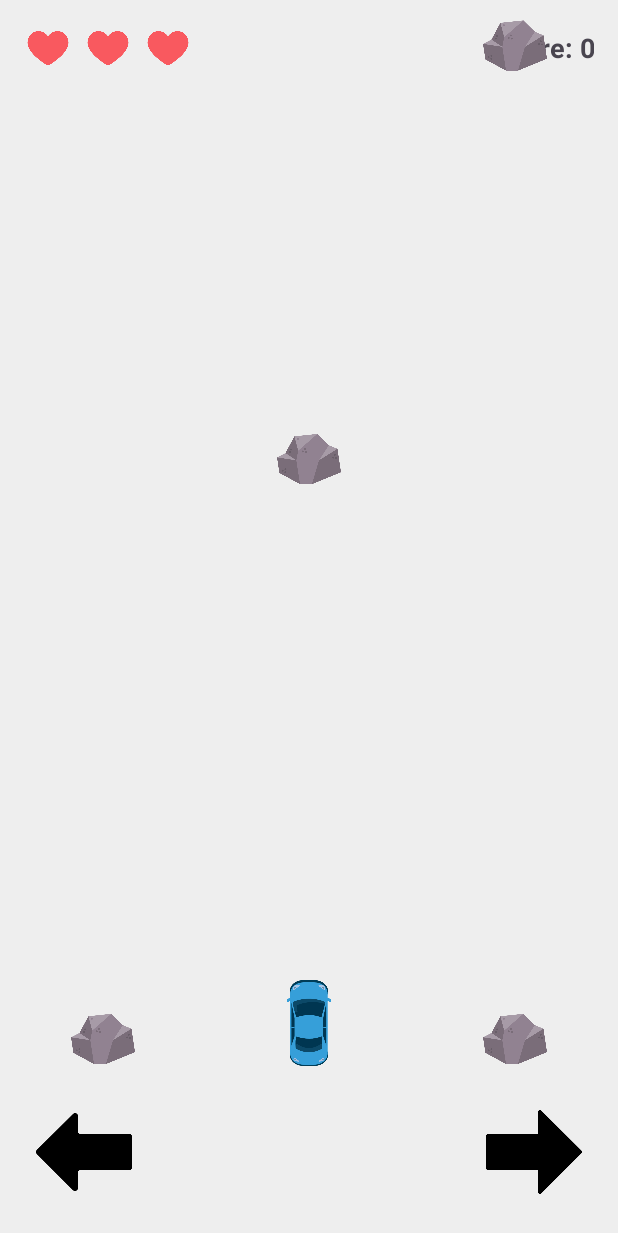
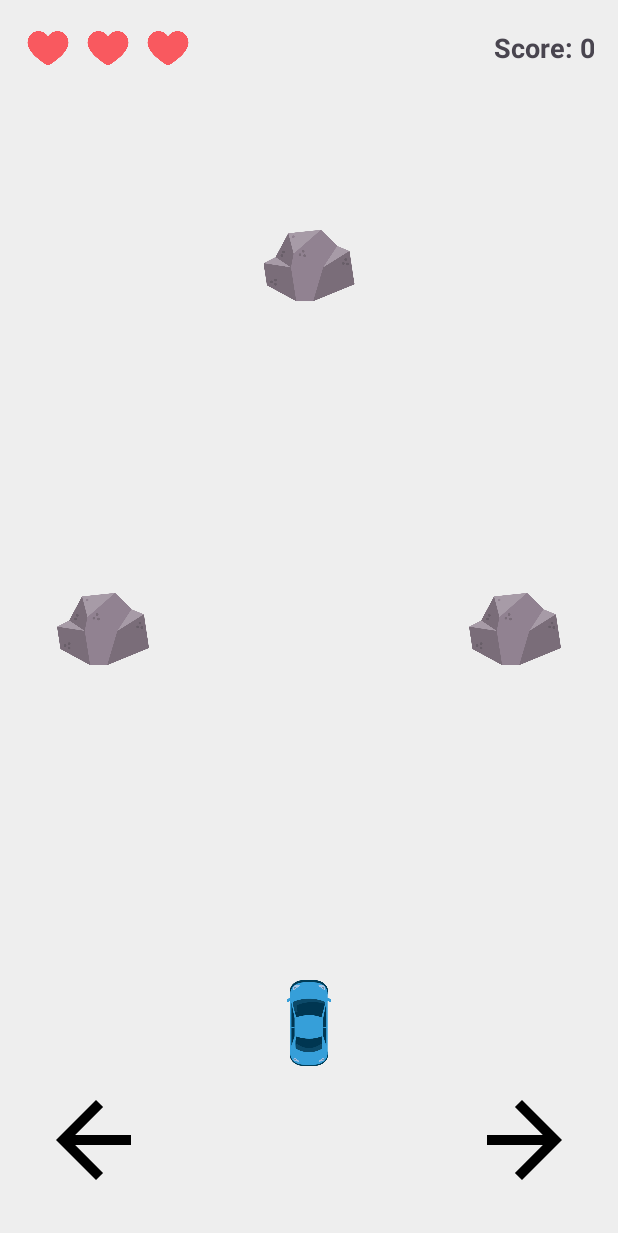
Before and after one commit to natim1997/ObstacleRaceGame, an Android app: the screen it shows after launch (MainActivity), after a tap on "Start", on a phone screen of 412 x 824 dp. Shown: the top 1233 px of the screen. Run offline under Robolectric (Android 15) with nearby library versions, the phone set to English and light mode, and no system bars.

Commit message:
Last version of Car Obstacle Game

```diff
--- a/app/src/main/java/com/example/mykotlin/MainActivity.kt
+++ b/app/src/main/java/com/example/mykotlin/MainActivity.kt
@@ -1,157 +1,196 @@
 package com.example.mykotlin
 
-import android.animation.*
-import android.os.*
+import android.os.Bundle
+import android.os.Handler
+import android.os.Looper
 import android.view.View
-import android.widget.*
+import android.view.animation.LinearInterpolator
+import android.widget.Button
+import android.widget.ImageView
+import android.widget.TextView
 import androidx.appcompat.app.AlertDialog
 import androidx.appcompat.app.AppCompatActivity
+import androidx.appcompat.app.AppCompatDelegate
+import androidx.appcompat.content.res.AppCompatResources
+import androidx.appcompat.widget.AppCompatImageButton
+import androidx.appcompat.widget.AppCompatImageView
+import androidx.gridlayout.widget.GridLayout
 import kotlin.random.Random
 
 class MainActivity : AppCompatActivity() {
 
+    private lateinit var gridBoard: GridLayout
     private lateinit var imgCar: ImageView
-    private lateinit var btnLeft: ImageButton
-    private lateinit var btnRight: ImageButton
-    private lateinit var gameRoot: FrameLayout
+    private lateinit var btnLeft: AppCompatImageButton
+    private lateinit var btnRight: AppCompatImageButton
     private lateinit var heart1: ImageView
     private lateinit var heart2: ImageView
     private lateinit var heart3: ImageView
     private lateinit var tvScore: TextView
     private lateinit var btnStart: Button
 
+    private val numRows = 8
+    private val numCols = 3
+    private var gridCells = Array(numRows) { BooleanArray(numCols) }
     private var score = 0
     private var lives = 3
     private var currentLane = 1
-    private var laneWidth = 0
-    private var screenWidth = 0
+
+    // Countdown to next spawn: 0 = spawn this tick
+    private var spawnCounter = 0
+    private val emptyRowsBetween = 2 // number of empty rows between spawns
 
     private val handler = Handler(Looper.getMainLooper())
     private var gameRunning = false
 
-    private val obstacles = mutableListOf<ImageView>()
-
     override fun onCreate(savedInstanceState: Bundle?) {
+        AppCompatDelegate.setCompatVectorFromResourcesEnabled(true)
         super.onCreate(savedInstanceState)
         setContentView(R.layout.activity_main)
 
-        imgCar = findViewById(R.id.img_car)
-        btnLeft = findViewById(R.id.btn_left)
-        btnRight = findViewById(R.id.btn_right)
-        gameRoot = findViewById(R.id.game_root)
-        heart1 = findViewById(R.id.heart1)
-        heart2 = findViewById(R.id.heart2)
-        heart3 = findViewById(R.id.heart3)
-        tvScore = findViewById(R.id.tv_score)
-        btnStart = findViewById(R.id.btn_start)
+        // Bind views
+        gridBoard = findViewById(R.id.grid_board)
+        imgCar    = findViewById(R.id.img_car)
+        btnLeft   = findViewById(R.id.btn_left)
+        btnRight  = findViewById(R.id.btn_right)
+        heart1    = findViewById(R.id.heart1)
+        heart2    = findViewById(R.id.heart2)
+        heart3    = findViewById(R.id.heart3)
+        tvScore   = findViewById(R.id.tv_score)
+        btnStart  = findViewById(R.id.btn_start)
 
-        gameRoot.post {
-            screenWidth = gameRoot.width
-            laneWidth = screenWidth / 3
-            setCarPosition()
+        // Load arrow vectors
+        btnLeft.setImageDrawable(AppCompatResources.getDrawable(this, R.drawable.ic_left_arrow))
+        btnRight.setImageDrawable(AppCompatResources.getDrawable(this, R.drawable.ic_right_arrow))
+
+        // Padding for smaller stones
+        val padding = (10 * resources.displayMetrics.density).toInt()
+
+        // Build grid cells
+        for (r in 0 until numRows) {
+            for (c in 0 until numCols) {
+                val cell = AppCompatImageView(this).apply {
+                    layoutParams = GridLayout.LayoutParams().apply {
+                        width = 0
+                        height = 0
+                        columnSpec = GridLayout.spec(c, 1f)
+                        rowSpec    = GridLayout.spec(r, 1f)
                     }
-
-        btnLeft.setOnClickListener {
-            if (currentLane > 0) {
-                currentLane--
-                setCarPosition()
+                    scaleType = ImageView.ScaleType.CENTER_INSIDE
+                    adjustViewBounds = true
+                    setPadding(padding, padding, padding, padding)
+                    alpha = 0f
+                }
+                gridBoard.addView(cell)
             }
         }
 
+        // Position car after layout
+        gridBoard.post { updateCarPosition() }
+
+        btnLeft.setOnClickListener {
+            if (currentLane > 0) currentLane--
+            updateCarPosition()
+        }
         btnRight.setOnClickListener {
-            if (currentLane < 2) {
-                currentLane++
-                setCarPosition()
-            }
+            if (currentLane < numCols - 1) currentLane++
+            updateCarPosition()
         }
 
         btnStart.setOnClickListener {
             btnStart.visibility = View.GONE
+            resetGame()
             gameRunning = true
-            startSpawningObstacles()
+            tick()
         }
     }
 
-    private fun setCarPosition() {
-        imgCar.x = (laneWidth * currentLane + laneWidth / 2 - imgCar.width / 2).toFloat()
+    private fun updateCarPosition() {
+        val laneWidth = gridBoard.width / numCols
+        imgCar.x = (currentLane * laneWidth + laneWidth / 2f - imgCar.width / 2f)
     }
 
-    private fun startSpawningObstacles() {
-        handler.post(object : Runnable {
-            override fun run() {
-                if (lives > 0 && gameRunning) {
-                    spawnObstacles()
-                    val delay = (1000L - score).coerceAtLeast(400L)
-                    handler.postDelayed(this, delay)
-                }
-            }
-        })
+    private fun resetGame() {
+        gridCells.forEach { it.fill(false) }
+        score = 0
+        lives = 3
+        currentLane = 1
+        spawnCounter = 0
+        tvScore.text = getString(R.string.score_template, score)
+        heart1.visibility = View.VISIBLE
+        heart2.visibility = View.VISIBLE
+        heart3.visibility = View.VISIBLE
+        refreshGridUI()
+        updateCarPosition()
     }
 
-    private fun spawnObstacles() {
-        if (laneWidth == 0 || lives == 0) return
+    private fun tick() {
+        if (!gameRunning) return
 
-        val lanes = listOf(0, 1, 2).shuffled()
-        val numObstacles = if (Random.nextFloat() < 0.25f) 2 else 1
+        // Compute rowHeight and keep constant speed
+        val rowHeight = gridBoard.height / numRows
+        val duration = 400L // constant 400ms per row
 
-        for (i in 0 until numObstacles) {
-            val lane = lanes[i]
-            val xPosition = laneWidth * lane + laneWidth / 2 - 32
+        gridBoard.animate()
+            .translationY(rowHeight.toFloat())
+            .setDuration(duration)
+            .setInterpolator(LinearInterpolator())
+            .withEndAction {
+                gridBoard.translationY = 0f
+                // Shift rows down
+                for (r in numRows - 1 downTo 1) {
+                    gridCells[r] = gridCells[r - 1].copyOf()
+                }
+                gridCells[0] = BooleanArray(numCols)
 
-            val stone = ImageView(this).apply {
-                setImageResource(R.drawable.stone)
-                layoutParams = FrameLayout.LayoutParams(64, 64)
-                x = xPosition.toFloat()
-                y = 0f
-                tag = lane
+                // Spawn if counter == 0
+                if (spawnCounter == 0) {
+                    val lanes = (0 until numCols).shuffled()
+                    val count = if (Random.nextFloat() < 0.25f) 2 else 1
+                    repeat(count) { gridCells[0][lanes[it]] = true }
+                    spawnCounter = emptyRowsBetween
+                } else {
+                    spawnCounter--
                 }
 
-            gameRoot.addView(stone)
-            obstacles.add(stone)
-            animateObstacle(stone)
-        }
-    }
-
-    private fun animateObstacle(obstacle: ImageView) {
-        val screenHeight = gameRoot.height
-
-        val animator = ValueAnimator.ofFloat(0f, screenHeight.toFloat()).apply {
-            duration = 3000
-            addUpdateListener { animation ->
-                val y = animation.animatedValue as Float
-                obstacle.translationY = y
-
-                val obstacleLane = obstacle.tag as Int
-                val isBelowCar = y > imgCar.y + imgCar.height
-
-                val didCollide = !isBelowCar &&
-                        obstacleLane == currentLane &&
-                        y + obstacle.height >= imgCar.y &&
-                        y <= imgCar.y + imgCar.height &&
-                        obstacle.alpha == 1f
-
-                if (didCollide) {
+                // Bottom row collision/score
+                for (c in 0 until numCols) {
+                    if (gridCells[numRows - 1][c]) {
+                        if (c == currentLane) {
                             lives--
                             updateHearts()
                             showHitEffect()
-                    obstacle.alpha = 0f
-                    if (lives == 0) endGame()
-                }
-            }
-
-            addListener(object : AnimatorListenerAdapter() {
-                override fun onAnimationEnd(animation: Animator) {
-                    if (obstacle.alpha == 1f && gameRunning) {
+                        } else {
                             score += 10
                             tvScore.text = getString(R.string.score_template, score)
                         }
-                    gameRoot.removeView(obstacle)
-                    obstacles.remove(obstacle)
                     }
-            })
+                }
+                if (lives <= 0) {
+                    endGame()
+                    return@withEndAction
                 }
 
-        animator.start()
+                // Refresh and loop
+                refreshGridUI()
+                handler.postDelayed({ tick() }, 0)
+            }
+            .start()
+    }
+
+    private fun refreshGridUI() {
+        var idx = 0
+        for (r in 0 until numRows) {
+            for (c in 0 until numCols) {
+                val cell = gridBoard.getChildAt(idx++) as AppCompatImageView
+                if (gridCells[r][c]) {
+                    cell.setImageResource(R.drawable.stone)
+                    cell.alpha = 1f
+                } else {
+                    cell.alpha = 0f
+                }
+            }
+        }
     }
 
     private fun updateHearts() {
@@ -163,29 +202,20 @@ class MainActivity : AppCompatActivity() {
     }
 
     private fun showHitEffect() {
-        val flashCount = 3
-        val flashDuration = 100L
         fun flash(times: Int) {
             if (times <= 0) return
-            imgCar.animate().alpha(0.3f).setDuration(flashDuration).withEndAction {
-                imgCar.animate().alpha(1f).setDuration(flashDuration).withEndAction {
+            imgCar.animate().alpha(0.3f).setDuration(50L).withEndAction {
+                imgCar.animate().alpha(1f).setDuration(50L).withEndAction {
                     flash(times - 1)
                 }.start()
             }.start()
         }
-        flash(flashCount)
+        flash(3)
     }
 
     private fun endGame() {
         gameRunning = false
         handler.removeCallbacksAndMessages(null)
-
-        for (obstacle in obstacles) {
-            obstacle.clearAnimation()
-            gameRoot.removeView(obstacle)
-        }
-        obstacles.clear()
-
         AlertDialog.Builder(this)
             .setTitle("Game Over")
             .setMessage("Your score: $score")
--- /dev/null
+++ b/app/src/main/res/drawable/ic_left_arrow.xml
@@ -0,0 +1,10 @@
+<?xml version="1.0" encoding="utf-8"?>
+<vector xmlns:android="http://schemas.android.com/apk/res/android"
+    android:width="24dp"
+    android:height="24dp"
+    android:viewportWidth="24"
+    android:viewportHeight="24">
+    <path
+        android:fillColor="#FF000000"
+        android:pathData="M19,11H7.83l5.59-5.59L12,4l-8,8 8,8 1.41-1.41L7.83,13H19v-2z"/>
+</vector>
--- /dev/null
+++ b/app/src/main/res/drawable/ic_right_arrow.xml
@@ -0,0 +1,10 @@
+<?xml version="1.0" encoding="utf-8"?>
+<vector xmlns:android="http://schemas.android.com/apk/res/android"
+    android:width="24dp"
+    android:height="24dp"
+    android:viewportWidth="24"
+    android:viewportHeight="24">
+    <path
+        android:fillColor="#FF000000"
+        android:pathData="M12,4l-1.41,1.41L16.17,11H5v2h11.17l-5.59,5.59L12,20l8-8z"/>
+</vector>
--- a/app/src/main/res/layout/activity_main.xml
+++ b/app/src/main/res/layout/activity_main.xml
@@ -1,5 +1,7 @@
 <?xml version="1.0" encoding="utf-8"?>
-<FrameLayout xmlns:android="http://schemas.android.com/apk/res/android"
+<FrameLayout
+    xmlns:android="http://schemas.android.com/apk/res/android"
+    xmlns:app="http://schemas.android.com/apk/res-auto"
     xmlns:tools="http://schemas.android.com/tools"
     android:id="@+id/game_root"
     android:layout_width="match_parent"
@@ -7,17 +9,13 @@
     android:background="#EEEEEE"
     tools:context=".MainActivity">
 
-    <!-- Start Button -->
     <Button
         android:id="@+id/btn_start"
         android:layout_width="wrap_content"
         android:layout_height="wrap_content"
         android:text="@string/start"
-        android:layout_gravity="center"
-        android:layout_marginTop="0dp" />
+        android:layout_gravity="center" />
 
-
-    <!-- Top bar (hearts + score) -->
     <LinearLayout
         android:id="@+id/top_bar"
         android:layout_width="match_parent"
@@ -67,7 +65,15 @@
             android:gravity="end" />
     </LinearLayout>
 
-    <!-- Car image (הוזז עם leftMargin) -->
+    <androidx.gridlayout.widget.GridLayout
+        android:id="@+id/grid_board"
+        android:layout_width="match_parent"
+        android:layout_height="match_parent"
+        android:layout_marginTop="56dp"
+        android:layout_marginBottom="120dp"
+        app:rowCount="8"
+        app:columnCount="3" />
+
     <ImageView
         android:id="@+id/img_car"
         android:layout_width="64dp"
@@ -77,30 +83,30 @@
         android:src="@drawable/car"
         android:contentDescription="@string/desc_car" />
 
-    <!-- Left arrow button -->
-    <ImageButton
+    <androidx.appcompat.widget.AppCompatImageButton
         android:id="@+id/btn_left"
-        android:layout_width="64dp"
-        android:layout_height="64dp"
-        android:src="@drawable/left_arrow"
+        android:layout_width="80dp"
+        android:layout_height="80dp"
         android:layout_gravity="bottom|start"
+        android:layout_margin="24dp"
         android:background="@android:color/transparent"
-        android:layout_margin="24dp"
+        android:contentDescription="@string/desc_left"
+        app:srcCompat="@drawable/ic_left_arrow"
         android:scaleType="fitCenter"
         android:adjustViewBounds="true"
-        android:contentDescription="@string/desc_left" />
+        android:tint="@null" />
 
-    <!-- Right arrow button -->
-    <ImageButton
+    <androidx.appcompat.widget.AppCompatImageButton
         android:id="@+id/btn_right"
-        android:layout_width="64dp"
-        android:layout_height="64dp"
-        android:src="@drawable/right_arrow"
+        android:layout_width="80dp"
+        android:layout_height="80dp"
         android:layout_gravity="bottom|end"
+        android:layout_margin="24dp"
         android:background="@android:color/transparent"
-        android:layout_margin="24dp"
+        android:contentDescription="@string/desc_right"
+        app:srcCompat="@drawable/ic_right_arrow"
         android:scaleType="fitCenter"
         android:adjustViewBounds="true"
-        android:contentDescription="@string/desc_right" />
+        android:tint="@null" />
 
 </FrameLayout>
--- a/app/src/main/res/values/strings.xml
+++ b/app/src/main/res/values/strings.xml
@@ -1,13 +1,12 @@
 <resources>
-    <string name="app_name">MyKotlin</string>
+    <string name="app_name">ObstacleRace</string>
     <string name="start">Start</string>
     <string name="score_0">Score: 0</string>
     <string name="score_template">Score: %1$d</string>
-
     <string name="desc_heart1">Heart 1</string>
     <string name="desc_heart2">Heart 2</string>
     <string name="desc_heart3">Heart 3</string>
-    <string name="desc_car">Player car</string>
-    <string name="desc_left">Move left</string>
-    <string name="desc_right">Move right</string>
+    <string name="desc_car">Car</string>
+    <string name="desc_left">Left</string>
+    <string name="desc_right">Right</string>
 </resources>
```
Also changed, not shown: app/build.gradle.kts (+7 -1 lines), app/src/main/res/drawable/left_arrow.png (deleted), app/src/main/res/drawable/right_arrow.png (deleted). Lines whose indentation alone changed are shown as unchanged.
